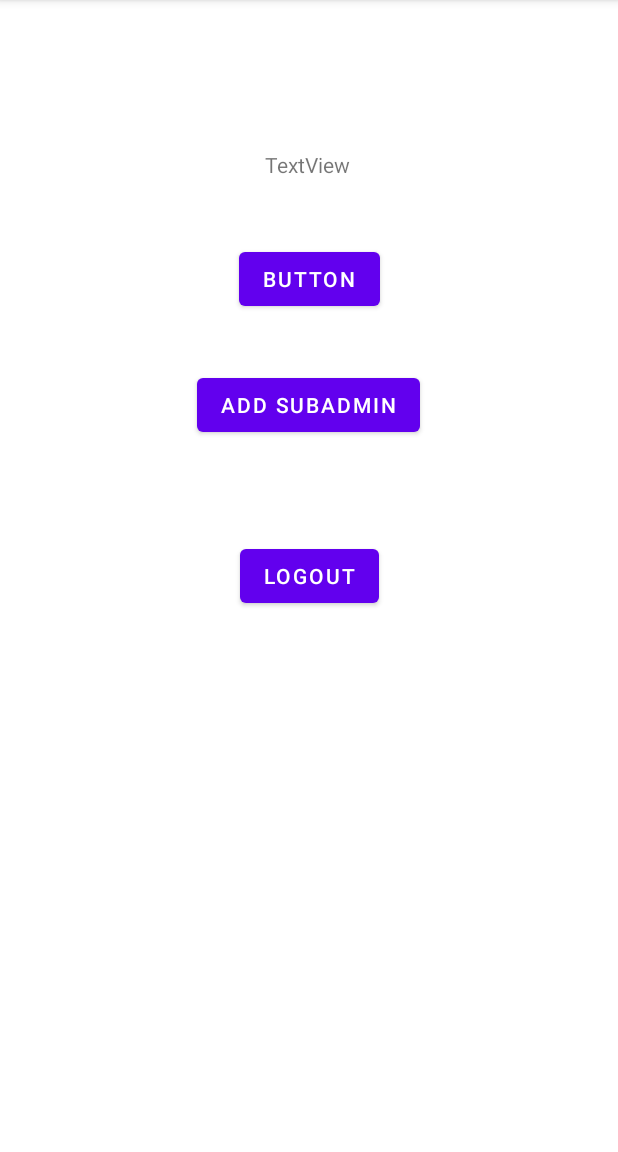
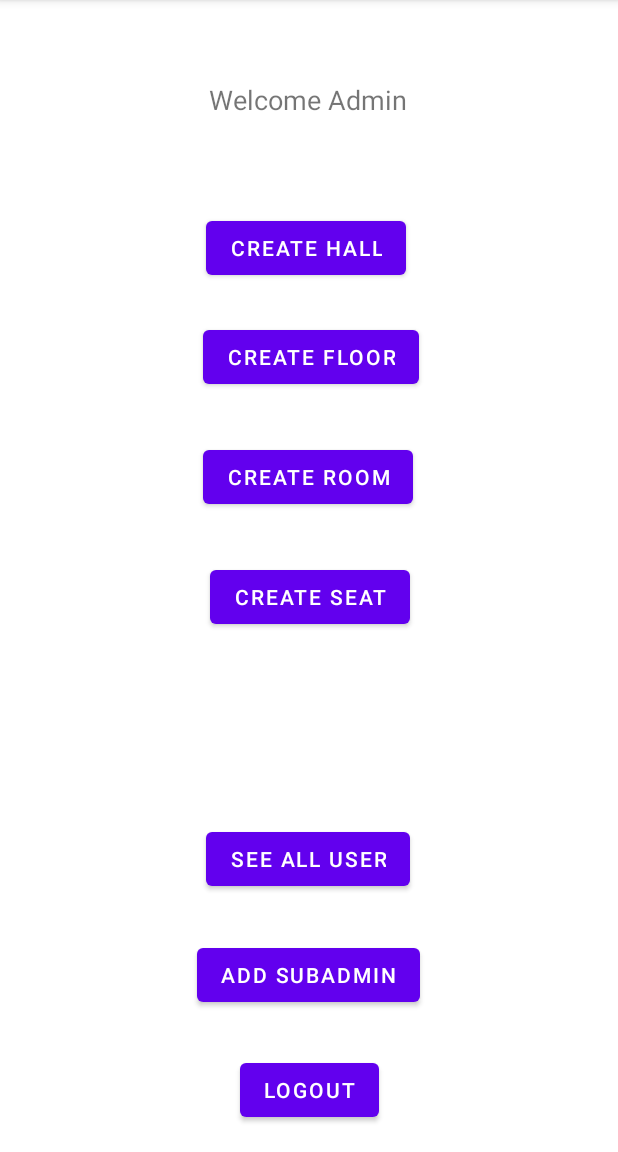
Before and after one commit to tanmoysaha3/P_StuInfoManageforHall, an Android app: the Admin screen opened directly, with no data from a screen before it, on a phone screen of 412 x 824 dp, the part 84-1236 px from its top. Run offline under Robolectric (Android 15) with nearby library versions, the phone set to English and light mode, and no system bars; our stand-ins replace Firebase (no records; nobody signed in at launch, a user with empty details on screens opened directly).

Commit message:
Create Hall,Floor,Room,Seat

```diff
--- a/app/src/main/AndroidManifest.xml
+++ b/app/src/main/AndroidManifest.xml
@@ -12,7 +12,11 @@
         android:roundIcon="@mipmap/ic_launcher_round"
         android:supportsRtl="true"
         android:theme="@style/Theme.PStuInfoManageforHall">
-        <activity android:name=".SubAdmin"></activity>
+        <activity android:name=".AddSeat"></activity>
+        <activity android:name=".AddRoom" />
+        <activity android:name=".AddFloor" />
+        <activity android:name=".AddHall" />
+        <activity android:name=".SubAdmin" />
         <activity android:name=".Admin" />
         <activity android:name=".EditProfile" />
         <activity android:name=".Profile" />
--- a/app/src/main/java/com/example/pstuinfomanageforhall/Admin.java
+++ b/app/src/main/java/com/example/pstuinfomanageforhall/Admin.java
@@ -1,25 +1,28 @@
 package com.example.pstuinfomanageforhall;
 
-import androidx.annotation.Nullable;
 import androidx.appcompat.app.AppCompatActivity;
 
 import android.content.Intent;
 import android.os.Bundle;
+import android.util.Log;
 import android.view.View;
 import android.widget.Button;
+import android.widget.EditText;
 
+import com.google.android.gms.tasks.OnSuccessListener;
+import com.google.firebase.Timestamp;
 import com.google.firebase.auth.FirebaseAuth;
 import com.google.firebase.auth.FirebaseUser;
 import com.google.firebase.firestore.DocumentReference;
-import com.google.firebase.firestore.DocumentSnapshot;
-import com.google.firebase.firestore.EventListener;
 import com.google.firebase.firestore.FirebaseFirestore;
-import com.google.firebase.firestore.FirebaseFirestoreException;
+
+import java.util.HashMap;
+import java.util.Map;
 
 public class Admin extends AppCompatActivity {
 
-
-    Button mAddSAdminButton, mSeeAllUser;
+    Button mAddSAdminButton, mSeeAllUser, mCreateHallButton, mCreateFloorButton, mCreateRoomButton,
+            mCreateSeatButton;
     String userID;
     FirebaseAuth fAuth;
     FirebaseFirestore fStore;
@@ -32,15 +35,49 @@ public class Admin extends AppCompatActivity {
         super.onCreate(savedInstanceState);
         setContentView(R.layout.activity_admin);
 
-        /*Intent data = getIntent();
-        String isSubAdmin = data.getStringExtra("isSubAdmin");
-
-        mAddSAdminButton=findViewById(R.id.addSubAdminButton);
+        mCreateHallButton=findViewById(R.id.createHallButton);
+        mCreateFloorButton=findViewById(R.id.createFloorButton);
+        mCreateRoomButton=findViewById(R.id.createRoomButton);
+        mCreateSeatButton=findViewById(R.id.createSeatButton);
         fAuth=FirebaseAuth.getInstance();
         fStore=FirebaseFirestore.getInstance();
 
         userID=fAuth.getCurrentUser().getUid();
         fUser=fAuth.getCurrentUser();
+
+        mCreateHallButton.setOnClickListener(new View.OnClickListener() {
+            @Override
+            public void onClick(View v) {
+                startActivity(new Intent(getApplicationContext(),AddHall.class));
+            }
+        });
+
+        mCreateFloorButton.setOnClickListener(new View.OnClickListener() {
+            @Override
+            public void onClick(View v) {
+                startActivity(new Intent(getApplicationContext(),AddFloor.class));
+            }
+        });
+
+        mCreateRoomButton.setOnClickListener(new View.OnClickListener() {
+            @Override
+            public void onClick(View v) {
+                startActivity(new Intent(getApplicationContext(),AddRoom.class));
+            }
+        });
+
+        mCreateSeatButton.setOnClickListener(new View.OnClickListener() {
+            @Override
+            public void onClick(View v) {
+                startActivity(new Intent(getApplicationContext(),AddSeat.class));
+            }
+        });
+
+        /*Intent data = getIntent();
+        String isSubAdmin = data.getStringExtra("isSubAdmin");
+
+        mAddSAdminButton=findViewById(R.id.addSubAdminButton);
+
 
         mAddSAdminButton.setOnClickListener(new View.OnClickListener() {
             @Override
--- a/app/src/main/res/layout/activity_admin.xml
+++ b/app/src/main/res/layout/activity_admin.xml
@@ -10,13 +10,14 @@
         android:id="@+id/textView"
         android:layout_width="wrap_content"
         android:layout_height="wrap_content"
-        android:text="TextView"
+        android:text="Welcome Admin"
+        android:textSize="18sp"
         app:layout_constraintBottom_toBottomOf="parent"
         app:layout_constraintEnd_toEndOf="parent"
         app:layout_constraintHorizontal_bias="0.498"
         app:layout_constraintStart_toStartOf="parent"
         app:layout_constraintTop_toTopOf="parent"
-        app:layout_constraintVertical_bias="0.134" />
+        app:layout_constraintVertical_bias="0.073" />
 
     <Button
         android:id="@+id/logoutButtonAdmin"
@@ -27,7 +28,8 @@
         app:layout_constraintBottom_toBottomOf="parent"
         app:layout_constraintEnd_toEndOf="parent"
         app:layout_constraintStart_toStartOf="parent"
-        app:layout_constraintTop_toTopOf="parent" />
+        app:layout_constraintTop_toTopOf="parent"
+        app:layout_constraintVertical_bias="0.976" />
 
     <Button
         android:id="@+id/addSubAdminButton"
@@ -39,18 +41,67 @@
         app:layout_constraintHorizontal_bias="0.498"
         app:layout_constraintStart_toStartOf="parent"
         app:layout_constraintTop_toTopOf="parent"
-        app:layout_constraintVertical_bias="0.342" />
+        app:layout_constraintVertical_bias="0.869" />
 
     <Button
         android:id="@+id/seeAllUser"
         android:layout_width="wrap_content"
         android:layout_height="wrap_content"
-        android:text="Button"
+        android:text="See All User"
         app:layout_constraintBottom_toBottomOf="parent"
         app:layout_constraintEnd_toEndOf="parent"
+        app:layout_constraintHorizontal_bias="0.498"
         app:layout_constraintStart_toStartOf="parent"
         app:layout_constraintTop_toTopOf="parent"
-        app:layout_constraintVertical_bias="0.225" />
+        app:layout_constraintVertical_bias="0.762" />
+
+    <Button
+        android:id="@+id/createHallButton"
+        android:layout_width="wrap_content"
+        android:layout_height="wrap_content"
+        android:text="Create Hall"
+        app:layout_constraintBottom_toBottomOf="parent"
+        app:layout_constraintEnd_toEndOf="parent"
+        app:layout_constraintHorizontal_bias="0.494"
+        app:layout_constraintStart_toStartOf="parent"
+        app:layout_constraintTop_toTopOf="parent"
+        app:layout_constraintVertical_bias="0.196" />
+
+    <Button
+        android:id="@+id/createFloorButton"
+        android:layout_width="wrap_content"
+        android:layout_height="wrap_content"
+        android:text="Create Floor"
+        app:layout_constraintBottom_toBottomOf="parent"
+        app:layout_constraintEnd_toEndOf="parent"
+        app:layout_constraintHorizontal_bias="0.505"
+        app:layout_constraintStart_toStartOf="parent"
+        app:layout_constraintTop_toTopOf="parent"
+        app:layout_constraintVertical_bias="0.297" />
+
+    <Button
+        android:id="@+id/createRoomButton"
+        android:layout_width="wrap_content"
+        android:layout_height="wrap_content"
+        android:text="Create Room"
+        app:layout_constraintBottom_toBottomOf="parent"
+        app:layout_constraintEnd_toEndOf="parent"
+        app:layout_constraintHorizontal_bias="0.498"
+        app:layout_constraintStart_toStartOf="parent"
+        app:layout_constraintTop_toTopOf="parent"
+        app:layout_constraintVertical_bias="0.408" />
+
+    <Button
+        android:id="@+id/createSeatButton"
+        android:layout_width="wrap_content"
+        android:layout_height="wrap_content"
+        android:text="Create Seat"
+        app:layout_constraintBottom_toBottomOf="parent"
+        app:layout_constraintEnd_toEndOf="parent"
+        app:layout_constraintHorizontal_bias="0.503"
+        app:layout_constraintStart_toStartOf="parent"
+        app:layout_constraintTop_toTopOf="parent"
+        app:layout_constraintVertical_bias="0.519" />
 
 
 </androidx.constraintlayout.widget.ConstraintLayout>
```
Also changed, not shown: app/src/main/java/com/example/pstuinfomanageforhall/AddFloor.java (added, +67 -0 lines), app/src/main/java/com/example/pstuinfomanageforhall/AddHall.java (added, +67 -0 lines), app/src/main/java/com/example/pstuinfomanageforhall/AddRoom.java (added, +69 -0 lines), app/src/main/java/com/example/pstuinfomanageforhall/AddSeat.java (added, +72 -0 lines), app/src/main/res/layout/activity_add_floor.xml (added, +46 -0 lines), app/src/main/res/layout/activity_add_hall.xml (added, +49 -0 lines), app/src/main/res/layout/activity_add_room.xml (added, +60 -0 lines), app/src/main/res/layout/activity_add_seat.xml (added, +75 -0 lines).
